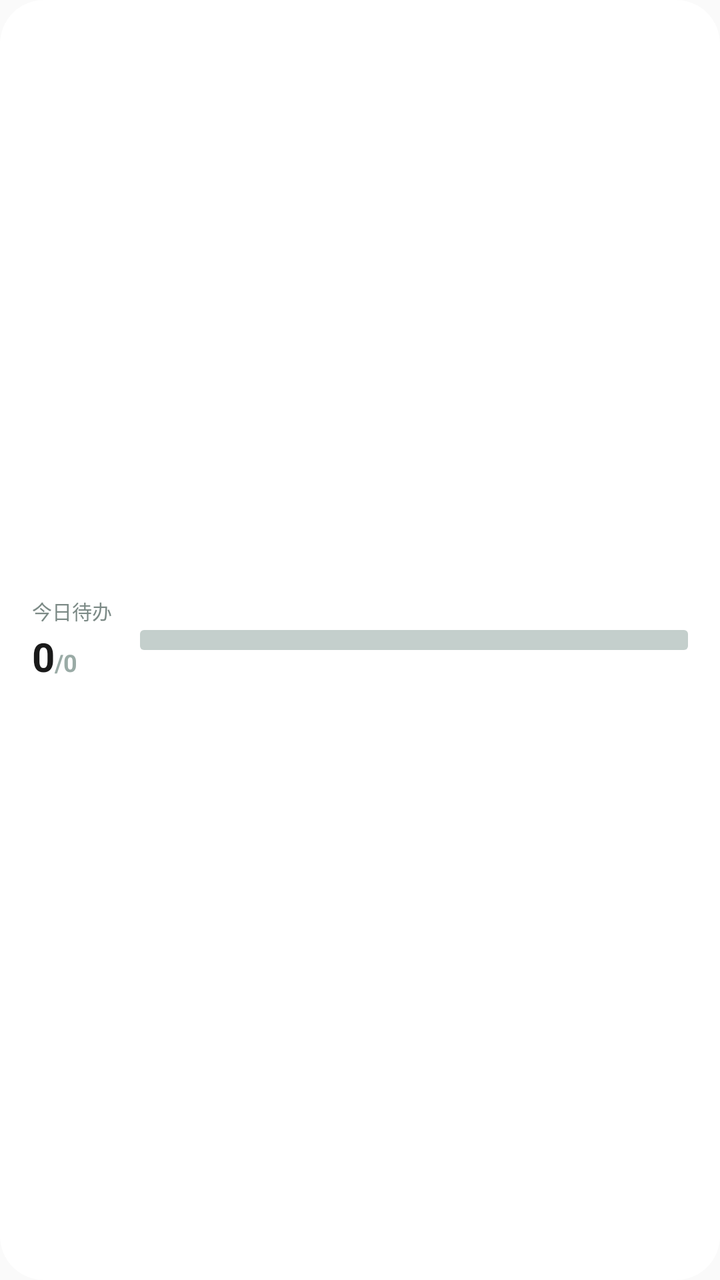
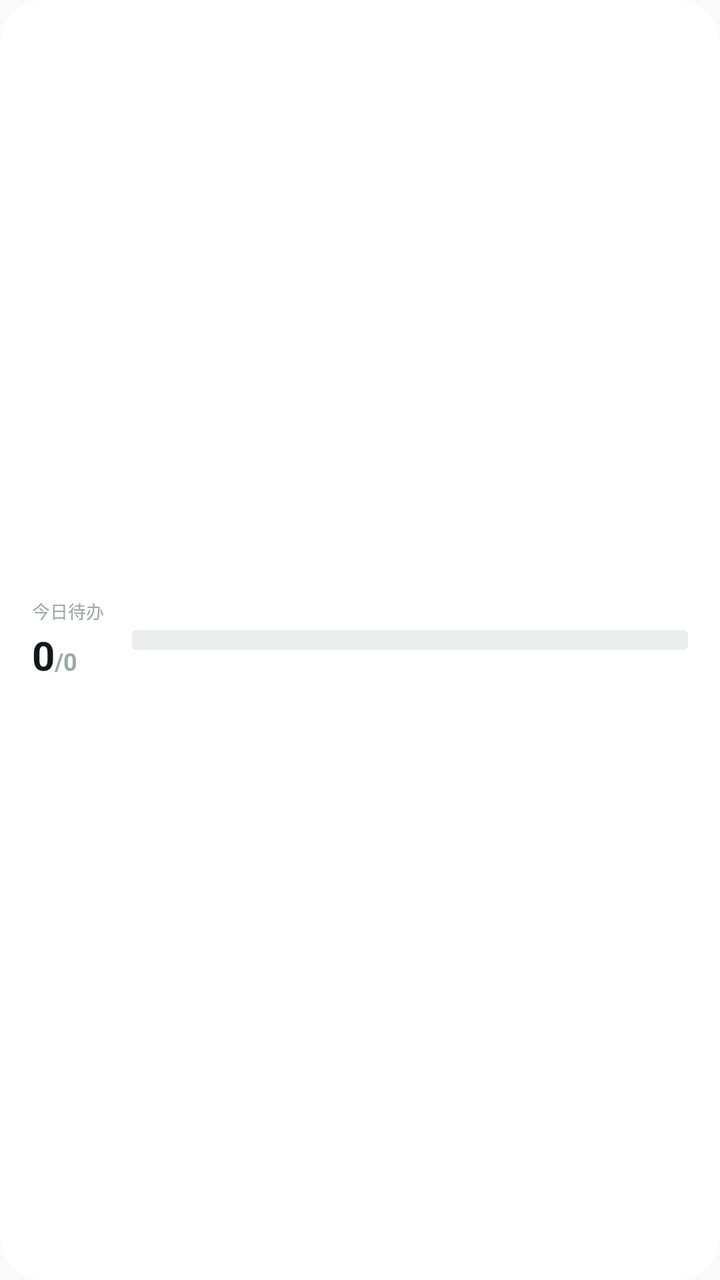

Before-and-after screenshots of an Android layout around one commit, followed by the original layout XML and the change that was made.
<!-- AndroidManifest.xml: application theme Theme.PalmNote -->
<!-- res/layout/widget_todo_wide.xml -->
<?xml version="1.0" encoding="utf-8"?>
<LinearLayout xmlns:android="http://schemas.android.com/apk/res/android"
    android:id="@+id/widget_layout"
    android:layout_width="match_parent"
    android:layout_height="match_parent"
    android:orientation="horizontal"
    android:gravity="center_vertical"
    android:paddingHorizontal="16dp"
    android:paddingVertical="10dp"
    android:background="@drawable/widget_card_round">

    <LinearLayout
        android:layout_width="wrap_content"
        android:layout_height="wrap_content"
        android:orientation="vertical">

        <TextView
            android:id="@+id/widget_todo_wide_label"
            android:layout_width="wrap_content"
            android:layout_height="wrap_content"
            android:text="@string/widget_todo_today"
            android:textSize="@dimen/widget_text_micro"
            android:textColor="@color/widget_v2_text_secondary"
            android:maxLines="1" />

        <LinearLayout
            android:layout_width="wrap_content"
            android:layout_height="wrap_content"
            android:orientation="horizontal"
            android:gravity="bottom"
            android:layout_marginTop="2dp">

            <TextView
                android:id="@+id/widget_todo_wide_done"
                android:layout_width="wrap_content"
                android:layout_height="wrap_content"
                android:text="0"
                android:textSize="20sp"
                android:textStyle="bold"
                android:textColor="@color/widget_v2_text_primary"
                android:maxLines="1" />

            <TextView
                android:id="@+id/widget_todo_wide_total"
                android:layout_width="wrap_content"
                android:layout_height="wrap_content"
                android:text="/0"
                android:textSize="12sp"
                android:textStyle="bold"
                android:textColor="@color/widget_v2_text_tertiary"
                android:maxLines="1" />
        </LinearLayout>
    </LinearLayout>

    <LinearLayout
        android:layout_width="0dp"
        android:layout_height="wrap_content"
        android:layout_weight="1"
        android:orientation="vertical"
        android:layout_marginStart="14dp">

        <FrameLayout
            android:layout_width="match_parent"
            android:layout_height="10dp">

            <ImageView
                android:layout_width="match_parent"
                android:layout_height="match_parent"
                android:src="@drawable/widget_bar_track"
                android:contentDescription="@null" />

            <ImageView
                android:id="@+id/widget_todo_wide_bar"
                android:layout_width="match_parent"
                android:layout_height="match_parent"
                android:src="@drawable/widget_bar_fill"
                android:contentDescription="@null" />
        </FrameLayout>

        <TextView
            android:id="@+id/widget_todo_wide_next"
            android:layout_width="match_parent"
            android:layout_height="wrap_content"
            android:textSize="@dimen/widget_text_micro"
            android:textColor="@color/widget_v2_text_secondary"
            android:layout_marginTop="5dp"
            android:visibility="gone"
            android:maxLines="1"
            android:ellipsize="end" />
    </LinearLayout>

    <TextView
        android:id="@+id/widget_todo_wide_overdue"
        android:layout_width="wrap_content"
        android:layout_height="wrap_content"
        android:layout_marginStart="14dp"
        android:background="@drawable/widget_pill_tint1"
        android:paddingHorizontal="8dp"
        android:paddingVertical="2dp"
        android:textSize="@dimen/widget_text_micro"
        android:textStyle="bold"
        android:visibility="gone"
        android:maxLines="1" />

</LinearLayout>
<!-- resources referenced by this layout -->
<resources>
  <color name="widget_v2_text_primary">#FF1A1A1A</color>
  <color name="widget_v2_text_secondary">#FF7C8A86</color>
  <color name="widget_v2_text_tertiary">#FF9AABA6</color>
  <dimen name="widget_text_micro">10sp</dimen>
  <!-- drawable widget_bar_fill (drawable) -->
  <?xml version="1.0" encoding="utf-8"?>
  <clip xmlns:android="http://schemas.android.com/apk/res/android"
      android:clipOrientation="horizontal"
      android:gravity="left">
      <shape android:shape="rectangle">
          <solid android:color="#FFFFFF" />
          <corners android:radius="2dp" />
      </shape>
  </clip>
  <!-- drawable widget_bar_track (drawable) -->
  <?xml version="1.0" encoding="utf-8"?>
  <shape xmlns:android="http://schemas.android.com/apk/res/android" android:shape="rectangle">
      <solid android:color="@color/widget_v2_ring" />
      <corners android:radius="2dp" />
  </shape>
  <!-- drawable widget_card_round (drawable) -->
  <?xml version="1.0" encoding="utf-8"?>
  <shape xmlns:android="http://schemas.android.com/apk/res/android" android:shape="rectangle">
      <solid android:color="@color/widget_v2_card_bg" />
      <corners android:radius="22dp" />
  </shape>
  <!-- drawable widget_pill_tint1 (drawable) -->
  <?xml version="1.0" encoding="utf-8"?>
  <shape xmlns:android="http://schemas.android.com/apk/res/android"
      android:shape="rectangle">
      <solid android:color="@color/widget_tint_1" />
      <corners android:radius="99dp" />
  </shape>
  <string name="widget_todo_today">今日待办</string>
  <style name="Theme.PalmNote" parent="Theme.AppCompat.DayNight.NoActionBar">
          <item name="android:statusBarColor">@android:color/transparent</item>
          <item name="android:navigationBarColor">@android:color/transparent</item>
          <item name="android:windowLightStatusBar">true</item>
      </style>
  <color name="widget_v2_ring">#FFC4CFCC</color>
  <color name="widget_v2_card_bg">#FFFFFFFF</color>
  <color name="widget_tint_1">#FFFDEBE3</color>
</resources>

<!-- the commit's change to res/layout/widget_todo_wide.xml (unified diff, before → after) -->
@@ -6,7 +6,7 @@
     android:orientation="horizontal"
     android:gravity="center_vertical"
     android:paddingHorizontal="16dp"
-    android:paddingVertical="10dp"
+    android:paddingVertical="12dp"
     android:background="@drawable/widget_card_round">
 
     <LinearLayout
@@ -19,8 +19,8 @@
             android:layout_width="wrap_content"
             android:layout_height="wrap_content"
             android:text="@string/widget_todo_today"
-            android:textSize="@dimen/widget_text_micro"
-            android:textColor="@color/widget_v2_text_secondary"
+            android:textSize="@dimen/widget_text_label"
+            android:textColor="@color/widget_v2_text_tertiary"
             android:maxLines="1" />
 
         <LinearLayout
@@ -81,8 +81,8 @@
             android:id="@+id/widget_todo_wide_next"
             android:layout_width="match_parent"
             android:layout_height="wrap_content"
-            android:textSize="@dimen/widget_text_micro"
-            android:textColor="@color/widget_v2_text_secondary"
+            android:textSize="@dimen/widget_text_label"
+            android:textColor="@color/widget_v2_text_tertiary"
             android:layout_marginTop="5dp"
             android:visibility="gone"
             android:maxLines="1"
@@ -94,7 +94,8 @@
         android:layout_width="wrap_content"
         android:layout_height="wrap_content"
         android:layout_marginStart="14dp"
-        android:background="@drawable/widget_pill_tint1"
+        android:background="@drawable/widget_pill_warn"
+        android:textColor="@color/widget_risk_red"
         android:paddingHorizontal="8dp"
         android:paddingVertical="2dp"
         android:textSize="@dimen/widget_text_micro"
<!-- resource entries referenced after the edit -->
@@ -1,8 +1,9 @@
 <!-- resources referenced by this layout -->
 <resources>
-  <color name="widget_v2_text_primary">#FF1A1A1A</color>
-  <color name="widget_v2_text_secondary">#FF7C8A86</color>
-  <color name="widget_v2_text_tertiary">#FF9AABA6</color>
+  <color name="widget_risk_red">#FFC62828</color>
+  <color name="widget_v2_text_primary">#FF15181A</color>
+  <color name="widget_v2_text_tertiary">#FF9AA8A4</color>
+  <dimen name="widget_text_label">9sp</dimen>
   <dimen name="widget_text_micro">10sp</dimen>
   <!-- drawable widget_bar_fill (drawable) -->
   <?xml version="1.0" encoding="utf-8"?>
@@ -26,12 +27,12 @@
       <solid android:color="@color/widget_v2_card_bg" />
       <corners android:radius="22dp" />
   </shape>
-  <!-- drawable widget_pill_tint1 (drawable) -->
+  <!-- drawable widget_pill_warn (drawable) -->
   <?xml version="1.0" encoding="utf-8"?>
   <shape xmlns:android="http://schemas.android.com/apk/res/android"
       android:shape="rectangle">
-      <solid android:color="@color/widget_tint_1" />
       <corners android:radius="99dp" />
+      <solid android:color="@color/widget_warn_bg" />
   </shape>
   <string name="widget_todo_today">今日待办</string>
   <style name="Theme.PalmNote" parent="Theme.AppCompat.DayNight.NoActionBar">
@@ -39,8 +40,8 @@
           <item name="android:navigationBarColor">@android:color/transparent</item>
           <item name="android:windowLightStatusBar">true</item>
       </style>
-  <color name="widget_v2_ring">#FFC4CFCC</color>
+  <color name="widget_v2_ring">#FFE9EDEC</color>
   <color name="widget_v2_card_bg">#FFFFFFFF</color>
-  <color name="widget_tint_1">#FFFDEBE3</color>
+  <color name="widget_warn_bg">#1FDC2626</color>
 </resources>
 
